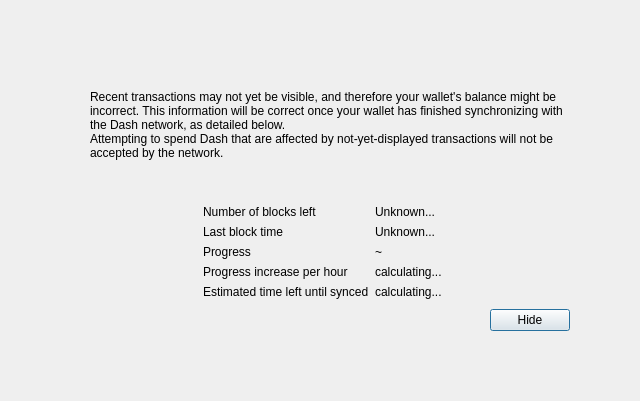
Old version of the form src/qt/forms/modaloverlay.ui in the repository LKSCOIN/lkscoin-core.
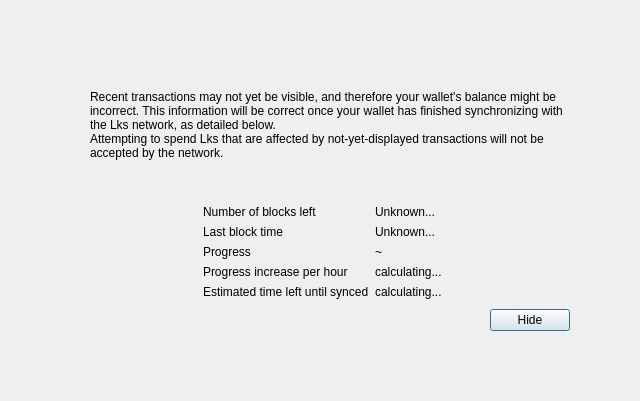
New version of the form.

Commit message:
rebrand: dash -> lks (mechanical, no behavior change)
Same script as the 0.17 port, with one fix: binary assets are now excluded from
the string replacement. The first port corrupted the bundled Montserrat fonts by
renaming the 'endash'/'emdash' glyph names inside the OTF files, which broke the
font table checksums and made lks-qt fail at startup with 'Failed to load
application fonts'.

External library names are preserved (bls-dash, univalue, leveldb, secp256k1).

Patch:
```diff
--- a/src/qt/forms/modaloverlay.ui
+++ b/src/qt/forms/modaloverlay.ui
@@ -111,7 +111,7 @@
              <item>
               <widget class="QLabel" name="infoText">
                <property name="text">
-                <string>Recent transactions may not yet be visible, and therefore your wallet's balance might be incorrect. This information will be correct once your wallet has finished synchronizing with the Dash network, as detailed below.</string>
+                <string>Recent transactions may not yet be visible, and therefore your wallet's balance might be incorrect. This information will be correct once your wallet has finished synchronizing with the Lks network, as detailed below.</string>
                </property>
                <property name="textFormat">
                 <enum>Qt::RichText</enum>
@@ -124,7 +124,7 @@
              <item>
               <widget class="QLabel" name="infoTextStrong">
                <property name="text">
-                <string>Attempting to spend Dash that are affected by not-yet-displayed transactions will not be accepted by the network.</string>
+                <string>Attempting to spend Lks that are affected by not-yet-displayed transactions will not be accepted by the network.</string>
                </property>
                <property name="textFormat">
                 <enum>Qt::RichText</enum>
```
The commit also changes 763 other files.
